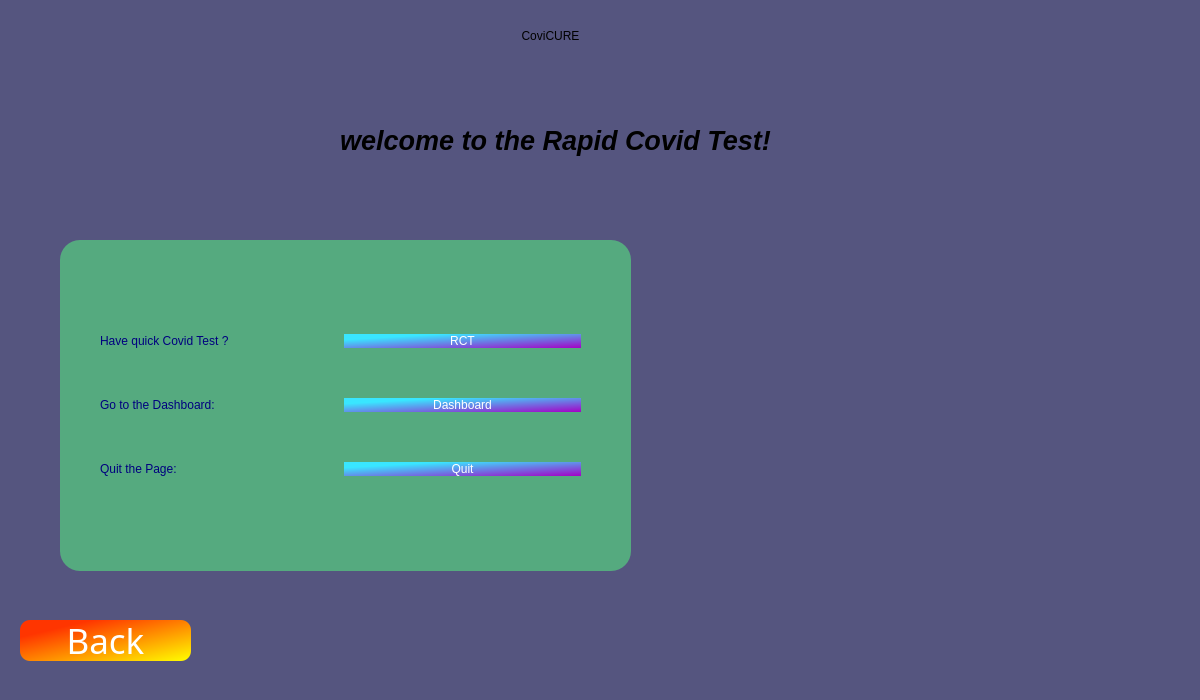
Old version of the form Forms/Rapidcovid/rapidcovid.ui in the repository ayush-regmi/CoviCURE.
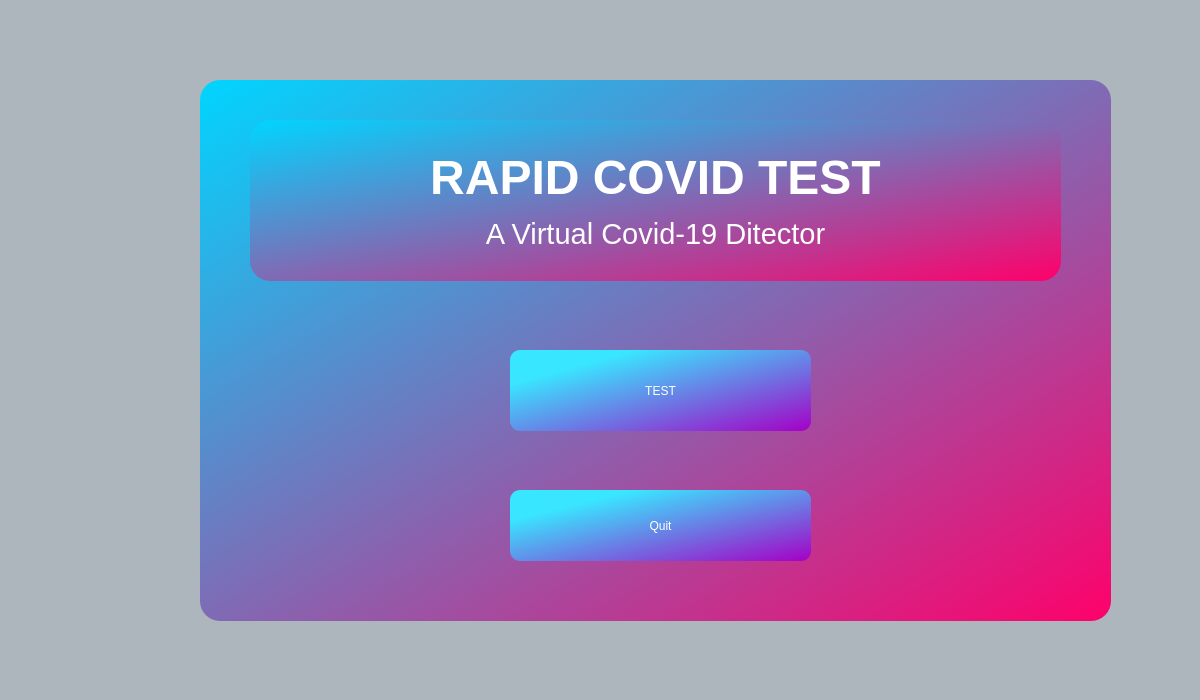
New version of the form.

```diff
--- a/Forms/Rapidcovid/rapidcovid.ui
+++ b/Forms/Rapidcovid/rapidcovid.ui
@@ -14,34 +14,9 @@
    <string>MainWindow</string>
   </property>
   <property name="styleSheet">
-   <string notr="true">
-background-color: rgb(85, 85, 127);</string>
+   <string notr="true">background-color: rgb(173, 181, 189);</string>
   </property>
   <widget class="QWidget" name="centralwidget">
-   <widget class="QLabel" name="label_covicure">
-    <property name="geometry">
-     <rect>
-      <x>320</x>
-      <y>0</y>
-      <width>461</width>
-      <height>71</height>
-     </rect>
-    </property>
-    <property name="styleSheet">
-     <string notr="true">font: 700 40pt &quot;Segoe UI&quot;;
-border-color: qlineargradient(spread:pad, x1:0, y1:0, x2:1, y2:0, stop:0 rgba(255, 178, 102, 255), stop:0.55 rgba(235, 148, 61, 255), stop:0.98 rgba(0, 0, 0, 255), stop:1 rgba(0, 0, 0, 0));
-color: rgb(0, 0, 0);</string>
-    </property>
-    <property name="text">
-     <string>CoviCURE</string>
-    </property>
-    <property name="textFormat">
-     <enum>Qt::MarkdownText</enum>
-    </property>
-    <property name="alignment">
-     <set>Qt::AlignCenter</set>
-    </property>
-   </widget>
    <widget class="QLabel" name="label_test">
     <property name="geometry">
      <rect>
@@ -58,166 +33,67 @@
      <string/>
     </property>
    </widget>
-   <widget class="QLabel" name="label_welcome">
+   <widget class="QGroupBox" name="groupBox">
     <property name="geometry">
      <rect>
-      <x>100</x>
-      <y>100</y>
+      <x>200</x>
+      <y>80</y>
       <width>911</width>
-      <height>81</height>
+      <height>541</height>
      </rect>
     </property>
     <property name="styleSheet">
-     <string notr="true">color: rgb(0, 0, 0);</string>
+     <string notr="true">background-color: qlineargradient(spread:reflect, x1:0, y1:0, x2:1, y2:1, stop:0 rgba(0, 213, 255, 255), stop:1 rgba(255, 0, 106, 255));
+border-radius: 20px;</string>
     </property>
-    <property name="text">
-     <string>&lt;!DOCTYPE HTML PUBLIC &quot;-//W3C//DTD HTML 4.0//EN&quot; &quot;http://www.w3.org/TR/REC-html40/strict.dtd&quot;&gt;
-&lt;html&gt;&lt;head&gt;&lt;meta name=&quot;qrichtext&quot; content=&quot;1&quot; /&gt;&lt;meta charset=&quot;utf-8&quot; /&gt;&lt;style type=&quot;text/css&quot;&gt;
-p, li { white-space: pre-wrap; }
-&lt;/style&gt;&lt;/head&gt;&lt;body style=&quot; font-family:'Segoe UI'; font-size:9pt; font-weight:400; font-style:normal;&quot;&gt;
-&lt;p align=&quot;center&quot; style=&quot; margin-top:12px; margin-bottom:12px; margin-left:0px; margin-right:0px; -qt-block-indent:0; text-indent:0px;&quot;&gt;&lt;span style=&quot; font-family:'MS Shell Dlg 2'; font-size:20pt; font-weight:700; font-style:italic;&quot;&gt;welcome to the Rapid Covid Test!&lt;/span&gt;&lt;/p&gt;&lt;/body&gt;&lt;/html&gt;</string>
-    </property>
-   </widget>
-   <widget class="QLabel" name="label_img_rct">
-    <property name="geometry">
-     <rect>
-      <x>670</x>
-      <y>240</y>
-      <width>481</width>
-      <height>331</height>
-     </rect>
-    </property>
-    <property name="text">
+    <property name="title">
      <string/>
     </property>
-   </widget>
-   <widget class="QPushButton" name="pushButton_loginQuit">
+    <widget class="QLabel" name="label">
     <property name="geometry">
      <rect>
-      <x>20</x>
-      <y>620</y>
-      <width>171</width>
-      <height>41</height>
-     </rect>
-    </property>
-    <property name="sizePolicy">
-     <sizepolicy hsizetype="Minimum" vsizetype="Preferred">
-      <horstretch>0</horstretch>
-      <verstretch>0</verstretch>
-     </sizepolicy>
-    </property>
+       <x>50</x>
+       <y>40</y>
+       <width>811</width>
+       <height>161</height>
+      </rect>
+     </property>
     <property name="font">
      <font>
-      <family>Cooper Black</family>
-      <pointsize>26</pointsize>
+       <pointsize>36</pointsize>
       <italic>false</italic>
-      <bold>false</bold>
-     </font>
-    </property>
-    <property name="styleSheet">
-     <string notr="true">font: 26pt &quot;Cooper Black&quot;;
-color: rgb(255, 255, 255);
-background-color: rgb(255, 85, 0);
-border-radius:10px;
-background-color: qlineargradient(spread:pad, x1:0, y1:0, x2:1, y2:1, stop:0.210227 rgba(255, 53, 0, 255), stop:1 rgba(255, 255, 0, 255));
-</string>
-    </property>
-    <property name="text">
-     <string>Back</string>
-    </property>
-    <property name="autoRepeatDelay">
-     <number>299</number>
-    </property>
-    <property name="autoDefault">
+       <bold>true</bold>
+       <strikeout>false</strikeout>
+      </font>
+     </property>
+     <property name="layoutDirection">
+      <enum>Qt::LeftToRight</enum>
+     </property>
+     <property name="autoFillBackground">
      <bool>false</bool>
     </property>
-   </widget>
-   <widget class="QGroupBox" name="groupBox">
-    <property name="geometry">
-     <rect>
-      <x>60</x>
-      <y>240</y>
-      <width>571</width>
-      <height>331</height>
-     </rect>
-    </property>
-    <property name="sizePolicy">
-     <sizepolicy hsizetype="Preferred" vsizetype="Preferred">
-      <horstretch>0</horstretch>
-      <verstretch>0</verstretch>
-     </sizepolicy>
-    </property>
     <property name="styleSheet">
-     <string notr="true">font: 75 12pt &quot;MS Shell Dlg 2&quot;;
-background-color: rgb(85, 170, 127);
-border-radius: 20px;</string>
-    </property>
-    <property name="title">
-     <string/>
-    </property>
-    <widget class="QWidget" name="layoutWidget">
-     <property name="geometry">
-      <rect>
-       <x>40</x>
-       <y>50</y>
-       <width>481</width>
-       <height>231</height>
-      </rect>
-     </property>
-     <layout class="QVBoxLayout" name="verticalLayout_3">
-      <item>
-       <layout class="QVBoxLayout" name="verticalLayout_2">
-        <item>
-         <layout class="QHBoxLayout" name="horizontalLayout_3">
-          <item>
-           <widget class="QLabel" name="label_adminUsername">
-            <property name="styleSheet">
-             <string notr="true">font: 700 16pt &quot;Segoe UI&quot;;
-color: rgb(0, 0, 127);</string>
+      <string notr="true">font: 600 36pt &quot;Segoe UI&quot;;
+color: rgb(255, 255, 255);
+
+</string>
             </property>
             <property name="text">
-             <string>Have quick Covid Test ?</string>
-            </property>
-           </widget>
-          </item>
-          <item>
+      <string>&lt;html&gt;&lt;head/&gt;&lt;body&gt;&lt;p&gt;RAPID COVID TEST&lt;/p&gt;&lt;p&gt;&lt;span style=&quot; font-size:22pt; font-weight:400;&quot;&gt;A Virtual Covid-19 Ditector&lt;/span&gt;&lt;/p&gt;&lt;/body&gt;&lt;/html&gt;</string>
+     </property>
+     <property name="alignment">
+      <set>Qt::AlignCenter</set>
+     </property>
+    </widget>
            <widget class="QPushButton" name="pushButton_rct">
-            <property name="sizePolicy">
-             <sizepolicy hsizetype="Preferred" vsizetype="Fixed">
-              <horstretch>0</horstretch>
-              <verstretch>0</verstretch>
-             </sizepolicy>
-            </property>
-            <property name="styleSheet">
-             <string notr="true">font: 26pt &quot;Cooper Black&quot;;
-color: rgb(255, 255, 255);
-background-color: qlineargradient(spread:pad, x1:0, y1:0, x2:1, y2:1, stop:0.210227 rgba(57, 230, 255, 255), stop:1 rgba(165, 0, 198, 255));
-border-radius: 10px;</string>
-            </property>
-            <property name="text">
-             <string>RCT</string>
-            </property>
-           </widget>
-          </item>
-         </layout>
-        </item>
-       </layout>
-      </item>
-      <item>
-       <layout class="QHBoxLayout" name="horizontalLayout_4">
-        <item>
-         <widget class="QLabel" name="label_adminPW">
-          <property name="styleSheet">
-           <string notr="true">font: 700 16pt &quot;Segoe UI&quot;;
-color: rgb(0, 0, 127);</string>
-          </property>
-          <property name="text">
-           <string>Go to the Dashboard:</string>
-          </property>
-         </widget>
-        </item>
-        <item>
-         <widget class="QPushButton" name="pushButton_dashboard">
+     <property name="geometry">
+      <rect>
+       <x>310</x>
+       <y>270</y>
+       <width>301</width>
+       <height>81</height>
+      </rect>
+     </property>
           <property name="sizePolicy">
            <sizepolicy hsizetype="Preferred" vsizetype="Fixed">
             <horstretch>0</horstretch>
@@ -231,27 +107,18 @@
 border-radius: 10px;</string>
           </property>
           <property name="text">
-           <string>Dashboard</string>
-          </property>
-         </widget>
-        </item>
-       </layout>
-      </item>
-      <item>
-       <layout class="QHBoxLayout" name="horizontalLayout_6">
-        <item>
-         <widget class="QLabel" name="label_adminCode">
-          <property name="styleSheet">
-           <string notr="true">font: 700 16pt &quot;Segoe UI&quot;;
-color: rgb(0, 0, 127);</string>
-          </property>
-          <property name="text">
-           <string>Quit the Page:</string>
-          </property>
-         </widget>
-        </item>
-        <item>
-         <widget class="QPushButton" name="pushButton_dashboard_2">
+      <string>TEST</string>
+     </property>
+    </widget>
+    <widget class="QPushButton" name="pushButton_quit">
+     <property name="geometry">
+      <rect>
+       <x>310</x>
+       <y>410</y>
+       <width>301</width>
+       <height>71</height>
+      </rect>
+     </property>
           <property name="sizePolicy">
            <sizepolicy hsizetype="Preferred" vsizetype="Fixed">
             <horstretch>0</horstretch>
@@ -267,11 +134,6 @@
           <property name="text">
            <string>Quit</string>
           </property>
-         </widget>
-        </item>
-       </layout>
-      </item>
-     </layout>
     </widget>
    </widget>
   </widget>
```
Lines whose indentation alone changed are shown as unchanged.
